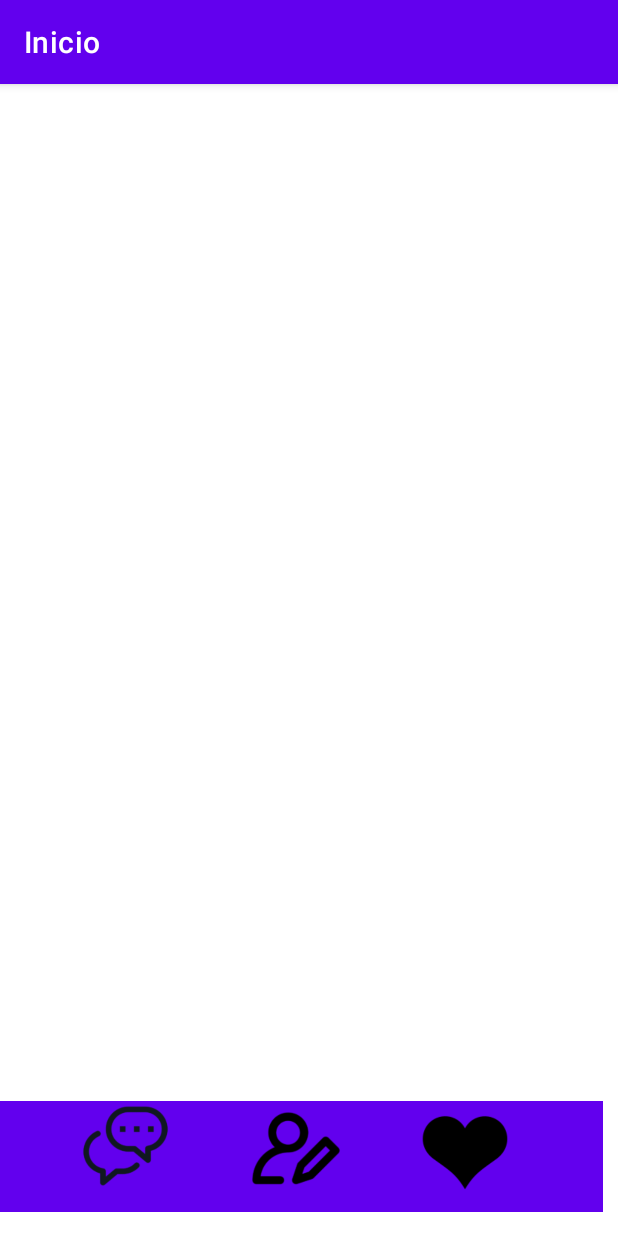
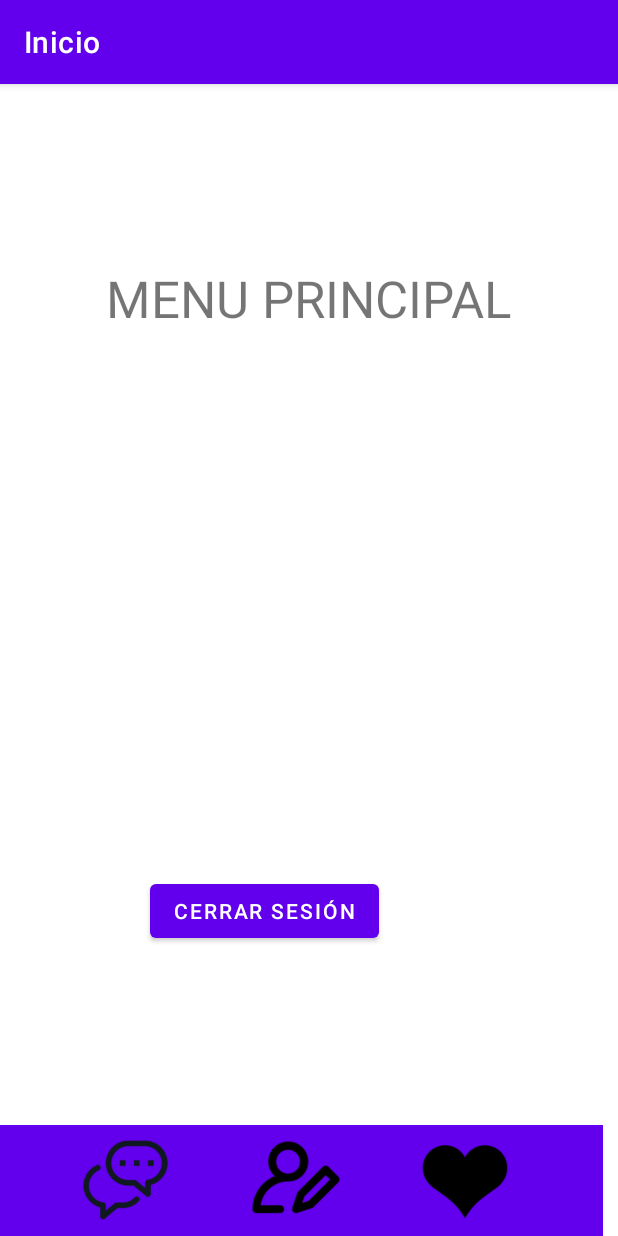
Before and after one commit to aliperbol/AfroditUS, an Android app: the MenuPrincipal screen opened directly, with no data from a screen before it, on a phone screen of 412 x 824 dp. Run offline under Robolectric (Android 15) with nearby library versions, the phone set to English and light mode, and no system bars; our stand-ins replace Firebase (no records; nobody signed in at launch, a user with empty details on screens opened directly).

Commit message:
arreglado barra menu, subido nuevas imagenes par acambiarlo según en cual estemos

```diff
--- a/app/src/main/java/com/example/tinderus/MenuPrincipal.kt
+++ b/app/src/main/java/com/example/tinderus/MenuPrincipal.kt
@@ -16,7 +16,7 @@ class MenuPrincipal : AppCompatActivity() {
         val bundle = intent.extras
         val email = bundle?.getString("email")
         val provider = bundle?.getString("provider")
-        setContentView(R.layout.barra_menu)
+
 
         setup(email ?: "", provider ?: "")
     }
--- a/app/src/main/res/layout/barra_menu.xml
+++ b/app/src/main/res/layout/barra_menu.xml
@@ -9,7 +9,6 @@
         android:id="@+id/toolbar"
         android:layout_width="402dp"
         android:layout_height="74dp"
-        android:layout_marginBottom="16dp"
         android:background="?attr/colorPrimary"
         android:minHeight="?attr/actionBarSize"
         android:theme="?attr/actionBarTheme"
@@ -31,6 +30,7 @@
         android:layout_width="67dp"
         android:layout_height="60dp"
         android:layout_marginStart="50dp"
+        android:layout_marginTop="3dp"
         app:layout_constraintStart_toStartOf="parent"
         app:layout_constraintTop_toTopOf="@+id/imgperfil"
         app:srcCompat="@drawable/chat_im" />
@@ -40,6 +40,7 @@
         android:layout_width="85dp"
         android:layout_height="63dp"
         android:layout_marginStart="37dp"
+        android:layout_marginTop="3dp"
         app:layout_constraintStart_toEndOf="@+id/imgchat"
         app:layout_constraintTop_toTopOf="@+id/toolbar"
         app:srcCompat="@drawable/editar_perf_im" />
@@ -49,6 +50,7 @@
         android:layout_width="63dp"
         android:layout_height="65dp"
         android:layout_marginStart="37dp"
+        android:layout_marginTop="3dp"
         app:layout_constraintStart_toEndOf="@+id/imgperfil"
         app:layout_constraintTop_toTopOf="@+id/toolbar"
         app:srcCompat="@drawable/love_im" />
--- a/app/src/main/res/layout/menu_principal.xml
+++ b/app/src/main/res/layout/menu_principal.xml
@@ -4,6 +4,8 @@
     xmlns:tools="http://schemas.android.com/tools"
     android:layout_width="match_parent"
     android:layout_height="match_parent">
+    <!-- top navigation -->
+    <include layout="@layout/barra_menu" />
 
     <TextView
         android:id="@+id/textView3"
```
